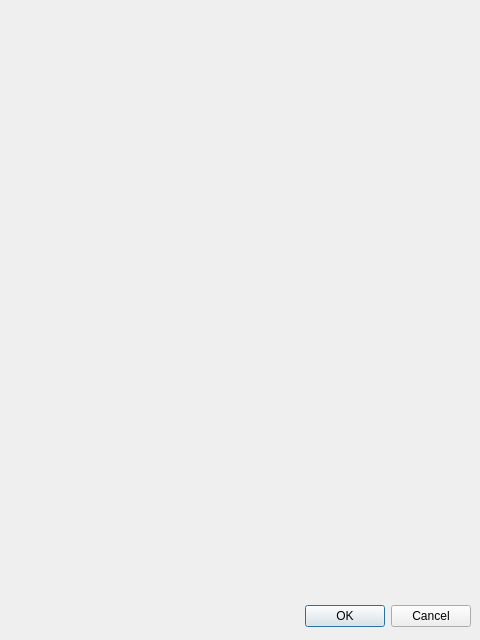
The window that ui/settings.ui (moltencrux/mathmemo) describes before a commit, drawn with Qt 5.
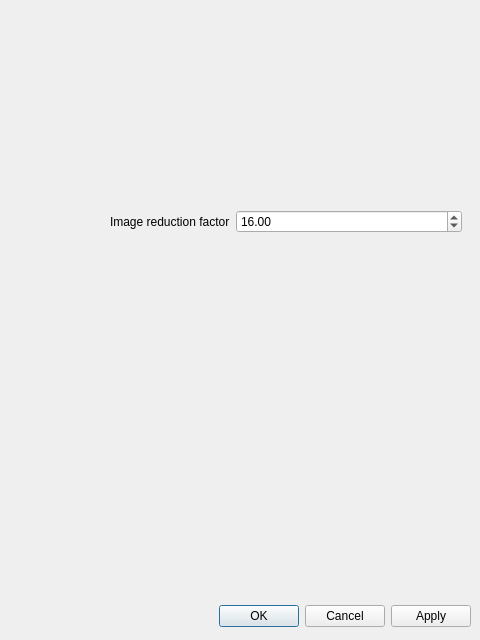
The same window after the commit.

Commit message: Added save settings functionality.

What changed in the file:
```diff
--- a/ui/settings.ui
+++ b/ui/settings.ui
@@ -26,9 +26,44 @@
     <enum>Qt::Horizontal</enum>
    </property>
    <property name="standardButtons">
-    <set>QDialogButtonBox::Cancel|QDialogButtonBox::Ok</set>
+    <set>QDialogButtonBox::Apply|QDialogButtonBox::Cancel|QDialogButtonBox::Ok</set>
    </property>
   </widget>
+  <widget class="QWidget" name="">
+   <property name="geometry">
+    <rect>
+     <x>110</x>
+     <y>210</y>
+     <width>352</width>
+     <height>44</height>
+    </rect>
+   </property>
+   <layout class="QFormLayout" name="formLayout">
+    <item row="0" column="0">
+     <widget class="QLabel" name="label">
+      <property name="text">
+       <string>Image reduction factor</string>
+      </property>
+     </widget>
+    </item>
+    <item row="0" column="1">
+     <widget class="QDoubleSpinBox" name="rfactor_doubleSpinBox">
+      <property name="minimum">
+       <double>0.010000000000000</double>
+      </property>
+      <property name="maximum">
+       <double>1000.000000000000000</double>
+      </property>
+      <property name="singleStep">
+       <double>0.100000000000000</double>
+      </property>
+      <property name="value">
+       <double>16.000000000000000</double>
+      </property>
+     </widget>
+    </item>
+   </layout>
+  </widget>
  </widget>
  <resources/>
  <connections>
```
The commit also changes 5 other files.
